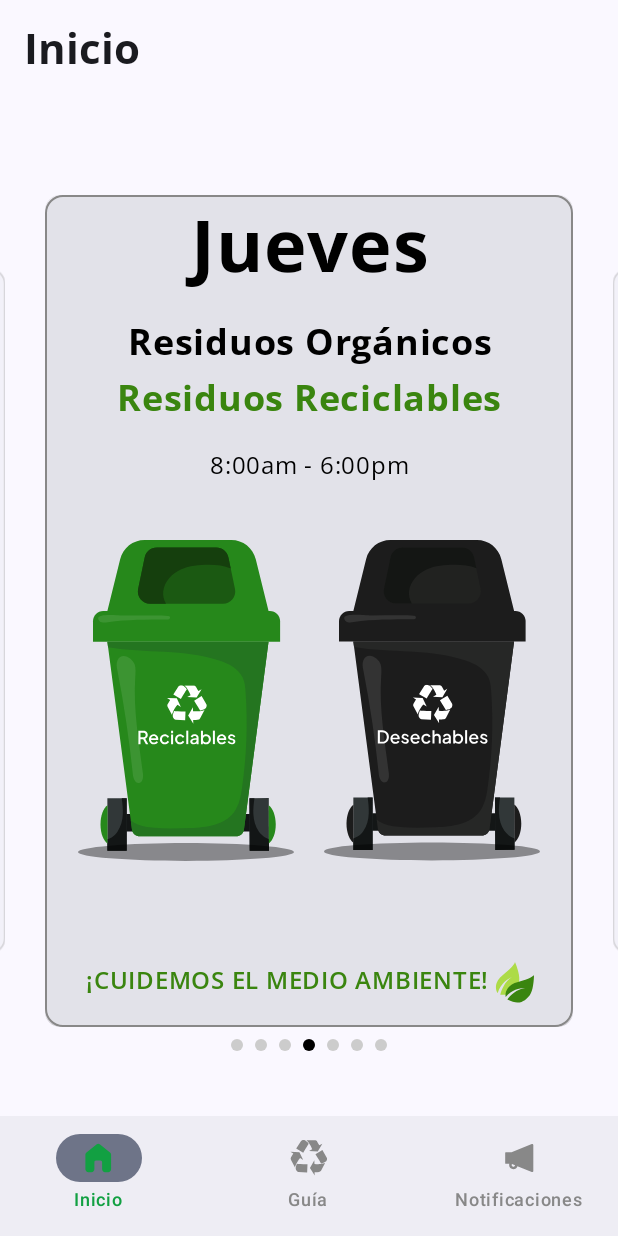
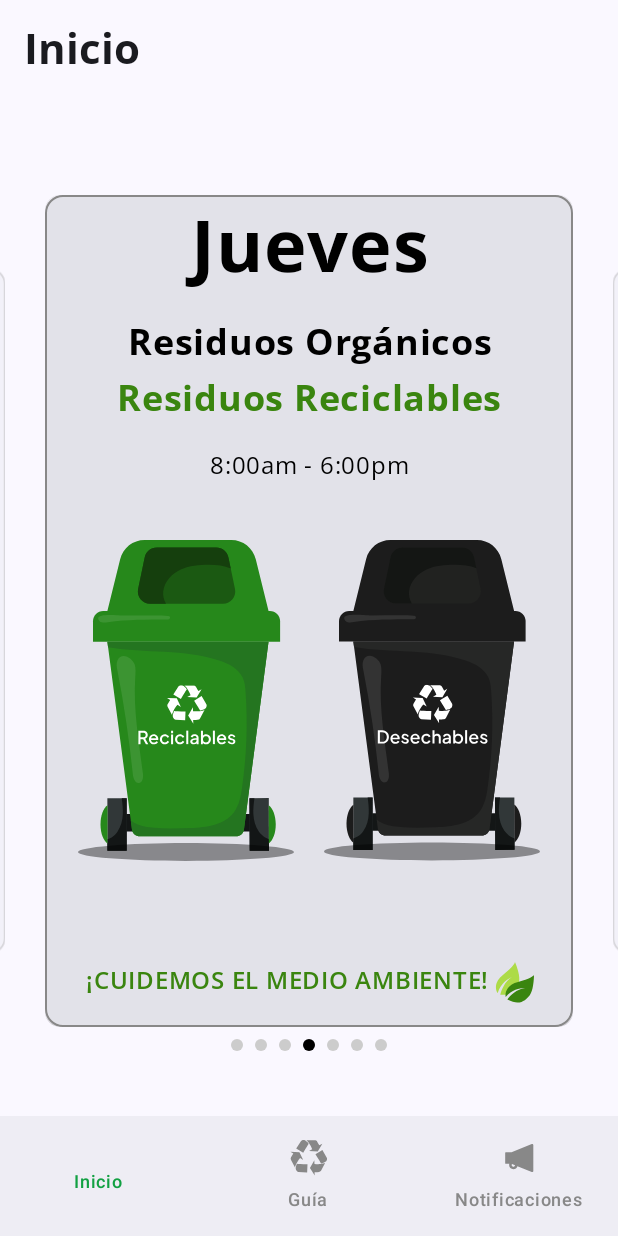
Before and after one commit to ahuamana/EcoDay, an Android app built with Jetpack Compose: the DashboardScreen screen opened through its navigation route, on a phone screen of 412 x 824 dp. Run offline under Robolectric (Android 15) with nearby library versions, the phone set to English and light mode, and no system bars; our stand-ins replace Dagger/Hilt's generated code; libraries missing offline, so code that uses them is left out: com.google.ai.client.

Commit message:
if applied this will integrate a feature to be compatible with android sdk 15

```diff
--- a/app/build.gradle.kts
+++ b/app/build.gradle.kts
@@ -28,7 +28,7 @@ android {
     defaultConfig {
         applicationId = "com.ahuaman.ecoday"
         minSdk = 26
-        targetSdk = 34
+        targetSdk = 35
         versionCode = 8
         versionName = "1.0.5"
 
--- a/app/src/main/java/com/ahuaman/ecoday/MainActivity.kt
+++ b/app/src/main/java/com/ahuaman/ecoday/MainActivity.kt
@@ -4,8 +4,11 @@ import android.os.Bundle
 import androidx.activity.ComponentActivity
 import androidx.activity.compose.setContent
 import androidx.activity.enableEdgeToEdge
+import androidx.compose.foundation.layout.WindowInsets
 import androidx.compose.foundation.layout.fillMaxSize
 import androidx.compose.foundation.layout.padding
+import androidx.compose.foundation.layout.safeDrawing
+import androidx.compose.foundation.layout.safeGestures
 import androidx.compose.material3.Scaffold
 import androidx.compose.material3.Text
 import androidx.compose.runtime.Composable
@@ -23,7 +26,9 @@ class MainActivity : ComponentActivity() {
         enableEdgeToEdge()
         setContent {
             EcoDayTheme {
-                Scaffold(modifier = Modifier.fillMaxSize()) { innerPadding ->
+                Scaffold(
+                    contentWindowInsets = WindowInsets.safeGestures
+                ) { innerPadding ->
                     NavigationRoot(modifier = Modifier.padding(innerPadding))
                 }
             }
--- /dev/null
+++ b/app/src/main/java/com/ahuaman/ecoday/domain/UseCase.kt
@@ -0,0 +1,5 @@
+package com.ahuaman.ecoday.domain
+
+interface UseCase<REQUEST, RESULT> {
+    suspend fun execute(input:REQUEST, onResult: (RESULT) -> Unit)
+}
--- a/app/src/main/java/com/ahuaman/ecoday/screens/DashboardScreen.kt
+++ b/app/src/main/java/com/ahuaman/ecoday/screens/DashboardScreen.kt
@@ -2,14 +2,18 @@ package com.ahuaman.ecoday.screens
 
 import android.graphics.Bitmap
 import androidx.annotation.DrawableRes
+import androidx.compose.foundation.background
 import androidx.compose.foundation.layout.Box
+import androidx.compose.foundation.layout.Column
 import androidx.compose.foundation.layout.fillMaxSize
 import androidx.compose.foundation.layout.padding
 import androidx.compose.material3.ExperimentalMaterial3Api
 import androidx.compose.material3.Icon
 import androidx.compose.material3.MaterialTheme
 import androidx.compose.material3.NavigationBar
+import androidx.compose.material3.NavigationBarDefaults
 import androidx.compose.material3.NavigationBarItem
+import androidx.compose.material3.NavigationBarItemDefaults
 import androidx.compose.material3.Scaffold
 import androidx.compose.material3.Text
 import androidx.compose.material3.TopAppBar
@@ -25,6 +29,7 @@ import androidx.compose.ui.res.painterResource
 import androidx.compose.ui.text.font.Font
 import androidx.compose.ui.text.font.FontFamily
 import androidx.compose.ui.tooling.preview.Preview
+import androidx.compose.ui.unit.dp
 import androidx.navigation.compose.NavHost
 import androidx.navigation.compose.composable
 import androidx.navigation.compose.currentBackStackEntryAsState
@@ -71,7 +76,6 @@ fun DashboardScreen(
             },
 
             bottomBar = {
-
                 val navBackStackEntry by navController.currentBackStackEntryAsState()
                 val currentDestination = navBackStackEntry?.destination
                 val selectedFromDestination = items.indexOfFirst { menu ->
@@ -85,7 +89,13 @@ fun DashboardScreen(
                         val iconColor = if (isSelected) colorResource(id = R.color.green_primary) else Color.Gray
 
                         NavigationBarItem(
-                            icon = { Icon(painterResource(id = item.icon), contentDescription = item.title, tint = iconColor) },
+                            modifier = Modifier.background(Color.Transparent),
+                            colors =  NavigationBarItemDefaults.colors(
+                                indicatorColor = colorResource(id = android.R.color.transparent)
+                            ),
+                            icon = {
+                                if(!isSelected) Icon(painterResource(id = item.icon), contentDescription = item.title, tint = iconColor)
+                            },
                             label = { Text(item.title, color = textColor) },
                             selected = isSelected,
                             onClick = {
```
